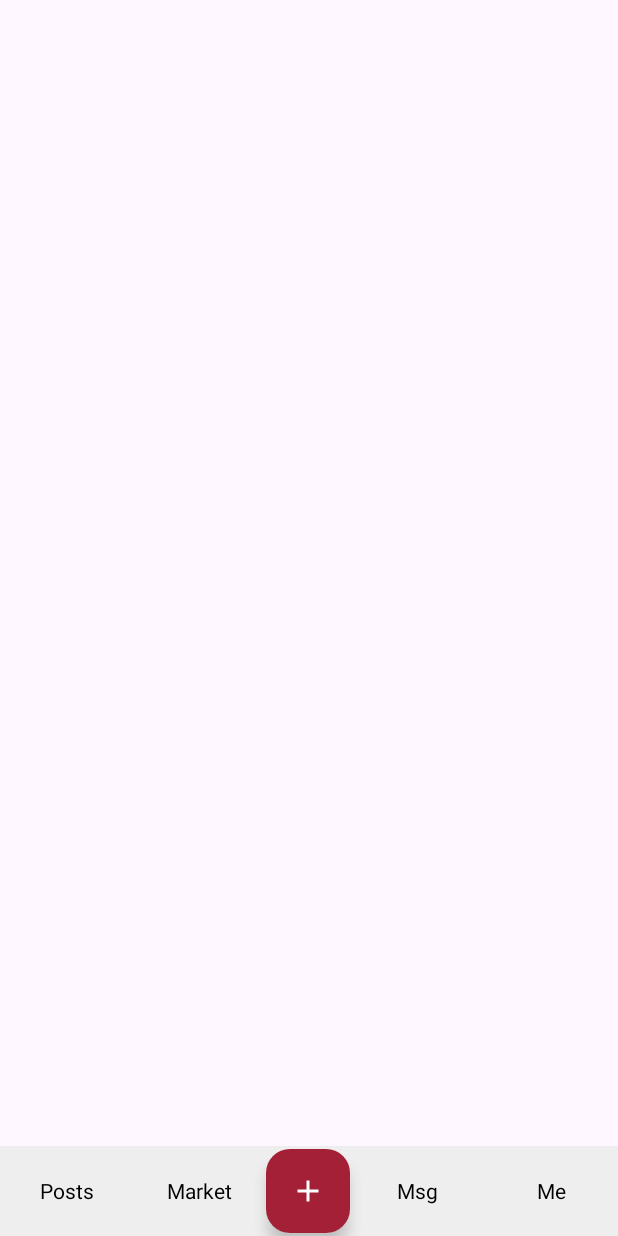
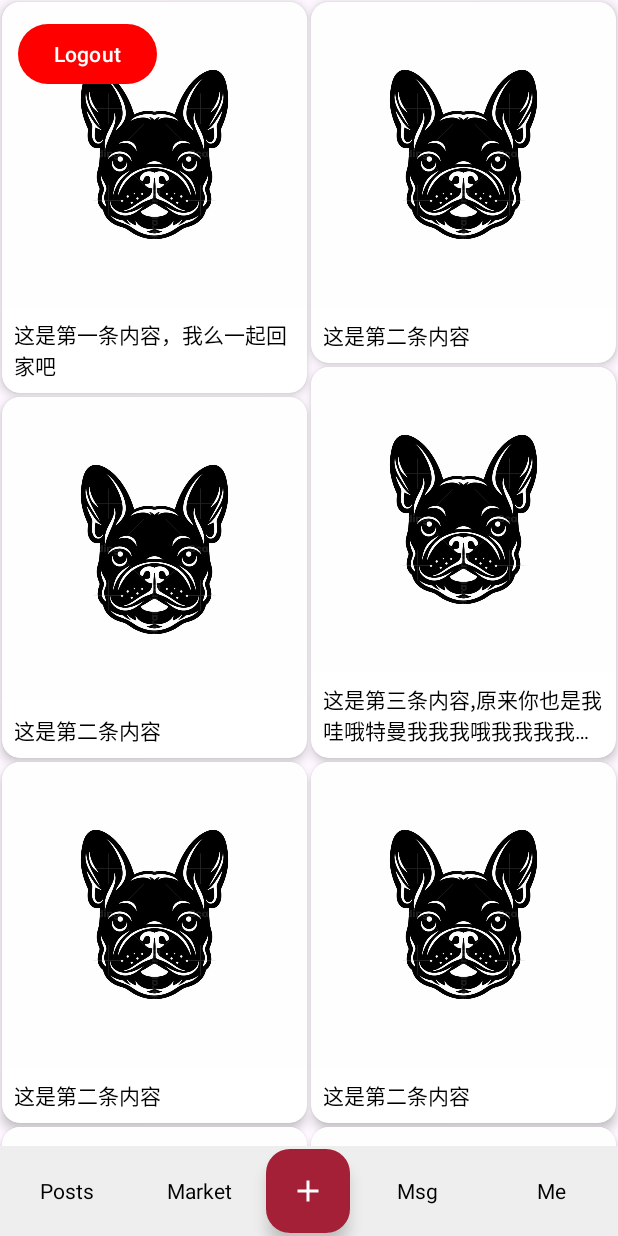
Before and after one commit to itsmccai/TempleApp, an Android app: the screen it shows after launch once a user with an empty profile is signed in (MainActivity), on a phone screen of 412 x 824 dp. Run offline under Robolectric (Android 15) with nearby library versions, the phone set to English and light mode, and no system bars; our stand-ins replace Firebase (no records; nobody signed in at launch, a user with empty details on screens opened directly); libraries missing offline, so code that uses them is left out: io.grpc.okhttp.

Commit message:
2025 June 30

```diff
--- a/app/src/main/java/com/example/tiktok/MainActivity.kt
+++ b/app/src/main/java/com/example/tiktok/MainActivity.kt
@@ -8,6 +8,7 @@ import android.os.Build
 import android.os.Bundle
 import android.provider.MediaStore
 import android.view.View
+import android.widget.Button
 import androidx.activity.enableEdgeToEdge
 import androidx.appcompat.app.AppCompatActivity
 import androidx.core.view.ViewCompat
@@ -17,8 +18,12 @@ import androidx.activity.result.contract.ActivityResultContracts
 import androidx.core.app.ActivityCompat
 import androidx.core.content.ContextCompat
 import androidx.core.view.WindowInsetsCompat
+import com.example.tiktok.Model.PostModel
 import com.example.tiktok.Util.UiUtil
 import com.example.tiktok.databinding.ActivityMainBinding
+import androidx.recyclerview.widget.LinearLayoutManager
+import androidx.recyclerview.widget.RecyclerView
+import androidx.recyclerview.widget.StaggeredGridLayoutManager
 
 class MainActivity : AppCompatActivity() {
     lateinit var binding:ActivityMainBinding
@@ -34,13 +39,38 @@ class MainActivity : AppCompatActivity() {
             if(result.resultCode == RESULT_OK)
             {
                 selectedImgUri = result.data?.data
-                UiUtil.showToast(this, "Got Image" + selectedImgUri.toString())
+                if (selectedImgUri != null) {
+                    val intent = Intent(this, UploadActivity::class.java)
+                    intent.putExtra("imageUri", selectedImgUri.toString())  // to postPage
+                    startActivity(intent)
+                }
             }
 
         }
         enableEdgeToEdge()
         setContentView(binding.root)
+        //post信息区域
+        val samplePosts = listOf(
+            PostModel(R.drawable.logo, "这是第一条内容，我么一起回家吧"),
+            PostModel(R.drawable.logo, "这是第二条内容"),
+            PostModel(R.drawable.logo, "这是第三条内容,原来你也是我哇哦特曼我我我哦我我我我我我我我我我我我我"),
+            PostModel(R.drawable.logo, "这是第二条内容"),
+            PostModel(R.drawable.logo, "这是第二条内容"),
+            PostModel(R.drawable.logo, "这是第二条内容"),
+            PostModel(R.drawable.logo, "这是第二条内容"),
+            PostModel(R.drawable.logo, "这是第二条内容"),
+
+            )
+
+        // 设置 RecyclerView
+        val recyclerView = findViewById<RecyclerView>(R.id.postRecyclerView)
+        //recyclerView.layoutManager = LinearLayoutManager(this)
+        //切换成两列瀑布
+        recyclerView.layoutManager = StaggeredGridLayoutManager(2, StaggeredGridLayoutManager.VERTICAL)
+        recyclerView.adapter = PostAdapter(samplePosts)
+
         //按钮绑定
+        //1.添加nav按钮
         binding.navAdd.setOnClickListener{
             val bottomSheetView = layoutInflater.inflate(R.layout.bottom_sheet, null)
             val bottomSheetDialog = com.google.android.material.bottomsheet.BottomSheetDialog(this)
@@ -63,6 +93,17 @@ class MainActivity : AppCompatActivity() {
             }
             bottomSheetDialog.show()
         }
+        //2. 退出按钮
+        val logoutBtn = findViewById<Button>(R.id.btnLogout)
+        logoutBtn.setOnClickListener{
+            //todo：清除登陆信息
+            //
+            startActivity(Intent(this, LoginActicity::class.java))
+            finish()
+        }
+
+
+
         ViewCompat.setOnApplyWindowInsetsListener(findViewById(R.id.main)) { v, insets ->
             val systemBars = insets.getInsets(WindowInsetsCompat.Type.systemBars())
             v.setPadding(systemBars.left, systemBars.top, systemBars.right, systemBars.bottom)
--- /dev/null
+++ b/app/src/main/java/com/example/tiktok/Model/PostModel.kt
@@ -0,0 +1,9 @@
+package com.example.tiktok.Model
+
+import com.google.firebase.Timestamp
+
+data class PostModel(
+    val imageResId: Int,
+    val description: String,
+    val createdTime:  Timestamp = Timestamp.now()  //创建时间戳
+)
--- /dev/null
+++ b/app/src/main/java/com/example/tiktok/PostAdapter.kt
@@ -0,0 +1,42 @@
+package com.example.tiktok
+
+import android.view.LayoutInflater
+import android.view.View
+import android.view.ViewGroup
+import android.widget.ImageView
+import com.example.tiktok.Model.PostModel
+import android.widget.TextView
+import androidx.recyclerview.widget.RecyclerView
+//ViewHolder 是包含列表中各列表项的布局的 View 的封装容器
+//Adapter 会根据需要创建 ViewHolder 对象，还会为这些视图设置数据。将视图与其数据相关联的过程称为“绑定
+//简单来讲， viewholder控制每个卡片的布局，adapter将数据传给每个卡片是实现绑定
+
+class PostAdapter(private val posts: List<PostModel>) :
+    RecyclerView.Adapter<PostAdapter.ViewHolder>()
+{
+
+     class ViewHolder(view: View) : RecyclerView.ViewHolder(view) {
+         //先找到要卡片中有的布局信息
+        val postImage: ImageView = view.findViewById(R.id.postImage)
+        val postTitle: TextView = view.findViewById(R.id.postTitle)
+    }
+
+    // Create new views (invoked by the layout manager)
+    override fun onCreateViewHolder(parent: ViewGroup, viewType: Int): ViewHolder {
+        // Create a new view, which defines the UI of the list item
+        val view = LayoutInflater.from(parent.context)
+            .inflate(R.layout.item_post, parent, false)
+        return ViewHolder(view)
+    }
+
+    // Replace the contents of a view (invoked by the layout manager)
+    override fun onBindViewHolder(holder: ViewHolder, position: Int) {
+        //获取dataset中的信息然后替换
+        val post = posts[position]
+        holder.postImage.setImageResource(post.imageResId)
+        holder.postTitle.text = post.description
+    }
+
+    // Return the size of your dataset (invoked by the layout manager)
+    override fun getItemCount(): Int = posts.size
+}
--- a/app/src/main/java/com/example/tiktok/UploadActivity.kt
+++ b/app/src/main/java/com/example/tiktok/UploadActivity.kt
@@ -5,12 +5,23 @@ import androidx.activity.enableEdgeToEdge
 import androidx.appcompat.app.AppCompatActivity
 import androidx.core.view.ViewCompat
 import androidx.core.view.WindowInsetsCompat
+import com.example.tiktok.databinding.ActivityUploadBinding
 
 class UploadActivity : AppCompatActivity() {
+    lateinit var binding:ActivityUploadBinding
     override fun onCreate(savedInstanceState: Bundle?) {
         super.onCreate(savedInstanceState)
+        binding = ActivityUploadBinding.inflate(layoutInflater)
         enableEdgeToEdge()
-        setContentView(R.layout.activity_upload)
+        setContentView(binding.root)
+
+        // 获取 MainActivity 传来的 imageUri 字符串
+        val imageUriStr = intent.getStringExtra("imageUri")
+        if (!imageUriStr.isNullOrEmpty()) {
+            val imageUri = android.net.Uri.parse(imageUriStr)
+            binding.imagePreview.setImageURI(imageUri) // ✅ 显示图片到预览区域
+        }
+
         ViewCompat.setOnApplyWindowInsetsListener(findViewById(R.id.main)) { v, insets ->
             val systemBars = insets.getInsets(WindowInsetsCompat.Type.systemBars())
             v.setPadding(systemBars.left, systemBars.top, systemBars.right, systemBars.bottom)
--- a/app/src/main/res/layout/activity_login2.xml
+++ b/app/src/main/res/layout/activity_login2.xml
@@ -15,7 +15,7 @@
         android:layout_width="120dp"
         android:layout_height="120dp"
         android:layout_marginTop="80dp"
-        android:src="@drawable/logo"/>
+        android:src="@drawable/branchlogo"/>
     <TextView
         android:layout_width="match_parent"
         android:layout_height="wrap_content"
--- a/app/src/main/res/layout/activity_login_acticity.xml
+++ b/app/src/main/res/layout/activity_login_acticity.xml
@@ -15,7 +15,7 @@
         android:layout_width="120dp"
         android:layout_height="120dp"
         android:layout_marginTop="80dp"
-        android:src="@drawable/logo"/>
+        android:src="@drawable/branchlogo"/>
     <TextView
         android:layout_width="match_parent"
         android:layout_height="wrap_content"
--- a/app/src/main/res/layout/activity_main.xml
+++ b/app/src/main/res/layout/activity_main.xml
@@ -7,7 +7,30 @@
     android:layout_height="match_parent"
     tools:context=".MainActivity">
 
+    <!-- Post Area -->
+    <androidx.recyclerview.widget.RecyclerView
+        android:id="@+id/postRecyclerView"
+        android:layout_width="match_parent"
+        android:layout_height="match_parent"
+        android:paddingBottom="60dp"
+        android:clipToPadding="false"
+        android:scrollbars="vertical" />
 
+    <!-- Logout Button -->
+
+
+    <Button
+        android:id="@+id/btnLogout"
+        android:layout_width="wrap_content"
+        android:layout_height="wrap_content"
+        android:text="Logout"
+        android:layout_alignParentTop="true"
+        android:layout_alignParentStart="true"
+        android:layout_margin="12dp" />
+
+
+
+    <!-- bottom nav -->
 
     <LinearLayout
         android:id="@+id/customBottomBar"
@@ -17,6 +40,8 @@
         android:orientation="horizontal"
         android:gravity="center"
         android:layout_alignParentBottom="true">
+
+
 
         <TextView
             android:id="@+id/nav_home"
@@ -28,7 +53,7 @@
             android:textColor="@color/black"/>
 
         <TextView
-            android:id="@+id/nav_hot"
+            android:id="@+id/nav_market"
             android:layout_width="0dp"
             android:layout_height="match_parent"
             android:layout_weight="1"
--- a/app/src/main/res/layout/activity_upload.xml
+++ b/app/src/main/res/layout/activity_upload.xml
@@ -57,6 +57,8 @@
             android:padding="10dp"
             android:textSize="16sp" />
 
+
+
         <!-- bottom buttons -->
 
         <LinearLayout
--- /dev/null
+++ b/app/src/main/res/layout/item_post.xml
@@ -0,0 +1,37 @@
+<?xml version="1.0" encoding="utf-8"?>
+<androidx.cardview.widget.CardView xmlns:android="http://schemas.android.com/apk/res/android"
+    xmlns:card_view="http://schemas.android.com/apk/res-auto"
+    android:layout_width="match_parent"
+    android:layout_height="wrap_content"
+    android:layout_margin="1dp"
+    card_view:cardCornerRadius="12dp"
+    card_view:cardElevation="4dp">
+
+    <LinearLayout
+        android:layout_width="match_parent"
+        android:layout_height="wrap_content"
+        android:orientation="vertical">
+
+        <!-- keep the original scale, adapt to the height -->
+        <!-- 裁剪并center显示图片 -->
+        <ImageView
+            android:id="@+id/postImage"
+            android:layout_width="match_parent"
+            android:layout_height="wrap_content"
+            android:adjustViewBounds="true"
+            android:maxHeight="400dp"
+            android:scaleType="centerCrop" />
+
+        <!-- maxLines="2" + ellipsize="end" : 限制最多文字只有两行，超出的部分省略号显示 -->
+        <TextView
+            android:id="@+id/postTitle"
+            android:layout_width="match_parent"
+            android:layout_height="wrap_content"
+            android:padding="8dp"
+            android:text="postTitle"
+            android:textSize="14sp"
+            android:textColor="@color/black"
+            android:maxLines="2"
+            android:ellipsize="end"/>
+    </LinearLayout>
+</androidx.cardview.widget.CardView>
--- a/app/src/main/res/values/strings.xml
+++ b/app/src/main/res/values/strings.xml
@@ -1,3 +1,3 @@
 <resources>
-    <string name="app_name">Trump Show</string>
+    <string name="app_name">Branch</string>
 </resources>
```
Also changed, not shown: app/src/main/res/drawable/branchlogo.png (added).
